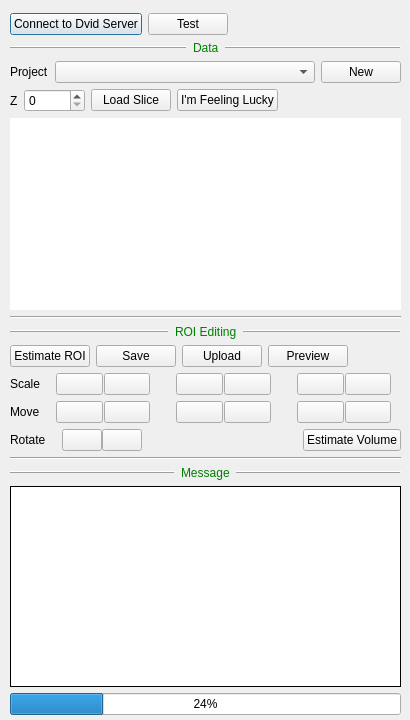
First picture: the form in neurolabi/gui/zflyemroidialog.ui, repository janelia-flyem/NeuTu, before the edit.
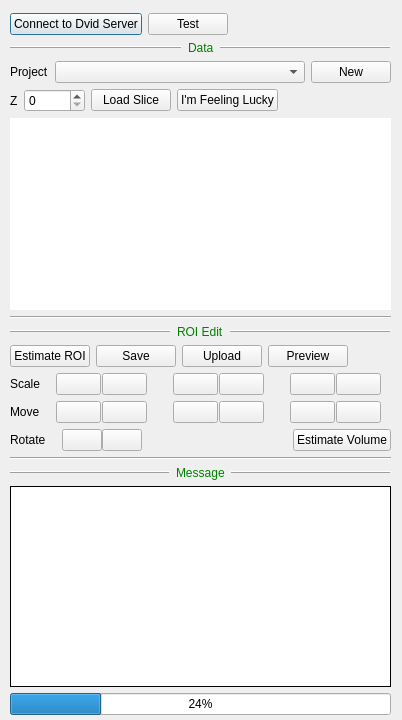
Second picture: the form after the edit. Icons and pictures are not drawn.

Patch:
```diff
--- a/neurolabi/gui/zflyemroidialog.ui
+++ b/neurolabi/gui/zflyemroidialog.ui
@@ -6,7 +6,7 @@
    <rect>
     <x>0</x>
     <y>0</y>
-    <width>410</width>
+    <width>402</width>
     <height>720</height>
    </rect>
   </property>
@@ -18,7 +18,7 @@
     <rect>
      <x>10</x>
      <y>13</y>
-     <width>391</width>
+     <width>381</width>
      <height>702</height>
     </rect>
    </property>
@@ -243,7 +243,7 @@
          </sizepolicy>
         </property>
         <property name="text">
-         <string>&lt;font color=&quot;Green&quot;&gt;ROI Editing&lt;/font&gt;</string>
+         <string>&lt;font color=&quot;Green&quot;&gt;ROI Edit&lt;/font&gt;</string>
         </property>
        </widget>
       </item>
```
